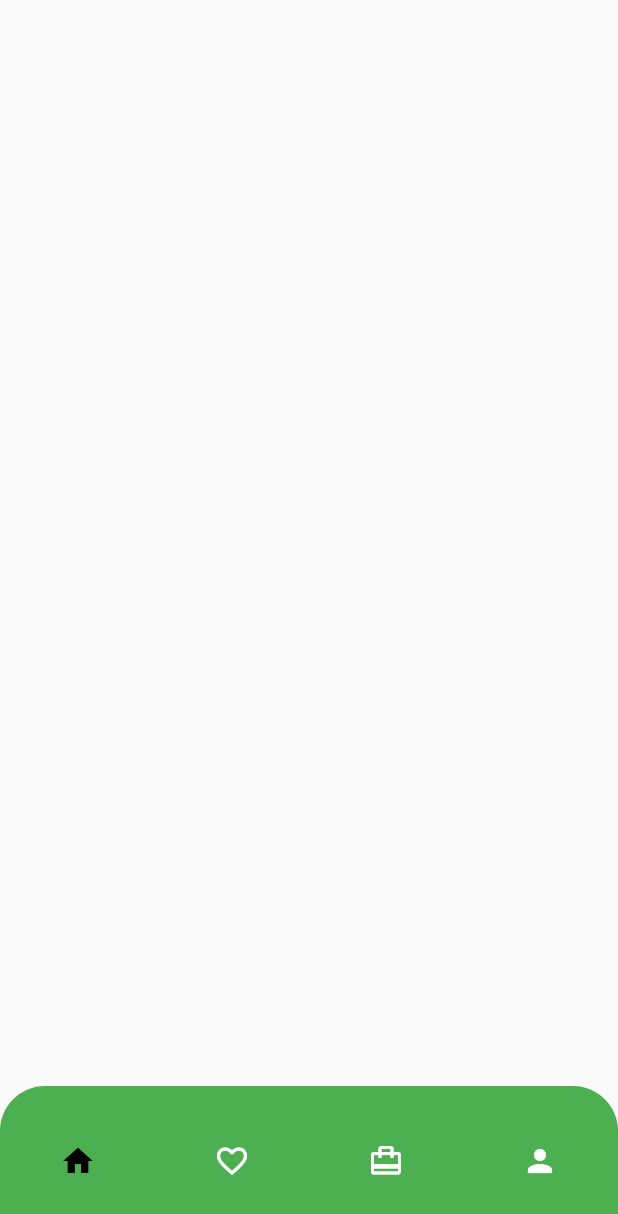
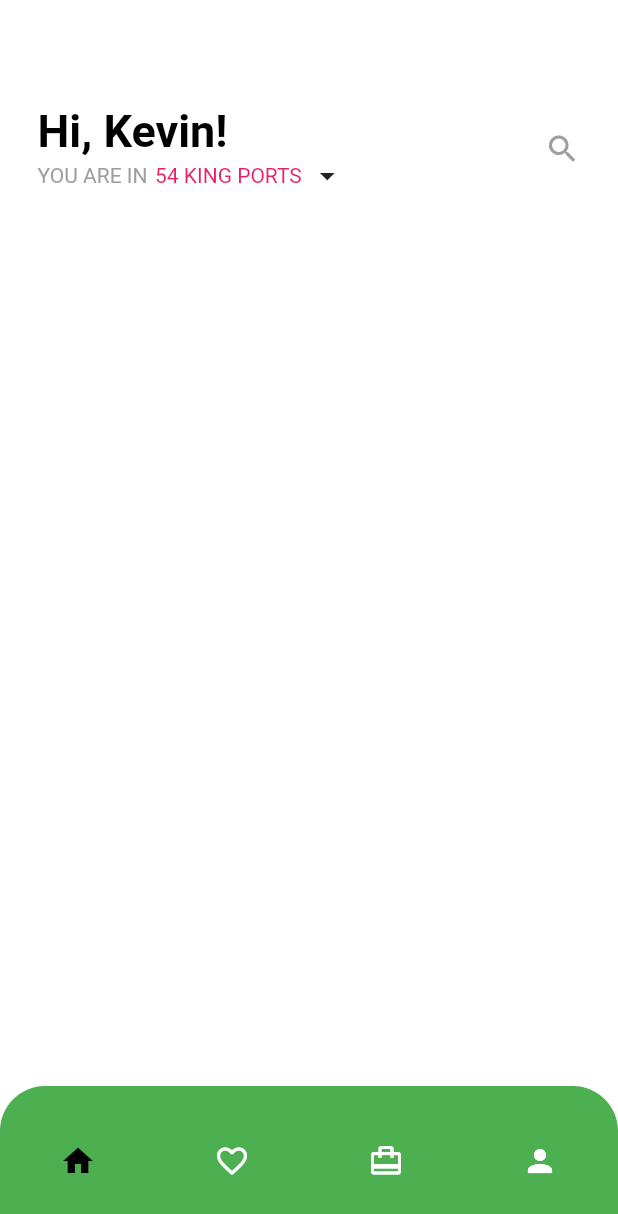
Before and after one commit to rogercg/app_food, a Flutter app: the screen it shows after launch, on a phone screen of 412 x 824 dp. Shown: the top 1214 px of the screen. Run offline on Flutter 3.47's test engine with Material 2 defaults, Android fonts, the phone set to English and light mode, and no system bars.

Commit message:
Top Bar Info

```diff
--- a/lib/main.dart
+++ b/lib/main.dart
@@ -23,6 +23,35 @@ class _MyMainPageState extends State<MyMainPage> {
   @override
   Widget build(BuildContext context) {
     return Scaffold(
+      backgroundColor: Colors.white,
+      body: Column(
+        children: <Widget>[
+          Padding(
+            padding: const EdgeInsets.only(left:25.0, top: 70.0, right: 25.0),
+            child: Row(
+              children: <Widget>[
+                Column(
+                  crossAxisAlignment: CrossAxisAlignment.start,
+                  children: <Widget>[
+                    Text("Hi, Kevin!", style: TextStyle(color: Colors.black, fontSize: 30.0, fontWeight: FontWeight.bold),),
+                    Row(
+                      children: <Widget>[
+                        Text("YOU ARE IN", style: TextStyle(color: Colors.grey),),
+                        SizedBox(width: 5.0,),
+                        Text("54 KING PORTS", style: TextStyle(color: Colors.pink),),
+                        SizedBox(width: 5.0,),
+                        Icon(Icons.arrow_drop_down),
+                      ],
+                    ),
+                  ],
+                ),
+                Spacer(),
+                Icon(Icons.search, color: Colors.grey,)
+              ],
+            ),
+          ),
+        ],
+      ),
       bottomNavigationBar: Container(
         height: 100,
         decoration: BoxDecoration(
```
